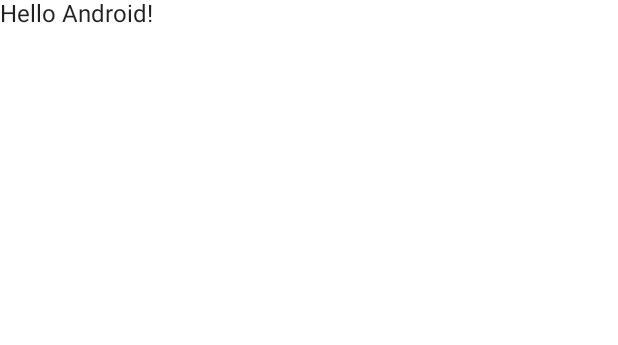
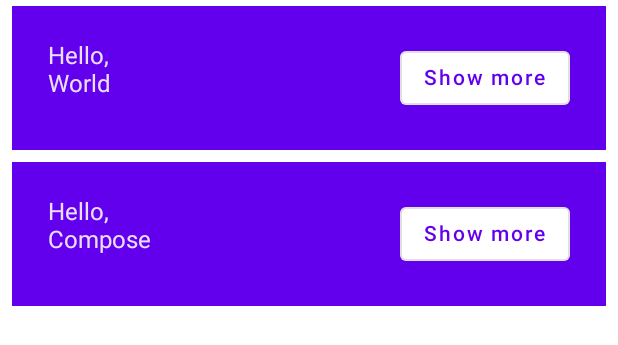
Before and after one commit to selivanovi/compose, an Android app built with Jetpack Compose: the @Preview function DefaultPreview, on a phone screen of 412 x 824 dp. Shown: the top 345 px of the screen. Run offline under Robolectric (Android 15) with nearby library versions, the phone set to English and light mode, and no system bars.

Commit message:
state in compose

```diff
--- a/basics/app/src/main/java/com/example/basics/MainActivity.kt
+++ b/basics/app/src/main/java/com/example/basics/MainActivity.kt
@@ -3,11 +3,20 @@ package com.example.basics
 import android.os.Bundle
 import androidx.activity.ComponentActivity
 import androidx.activity.compose.setContent
+import androidx.compose.foundation.layout.Column
+import androidx.compose.foundation.layout.Row
+import androidx.compose.foundation.layout.fillMaxWidth
+import androidx.compose.foundation.layout.padding
 import androidx.compose.material.MaterialTheme
+import androidx.compose.material.OutlinedButton
 import androidx.compose.material.Surface
 import androidx.compose.material.Text
 import androidx.compose.runtime.Composable
+import androidx.compose.runtime.mutableStateOf
+import androidx.compose.runtime.remember
+import androidx.compose.ui.Modifier
 import androidx.compose.ui.tooling.preview.Preview
+import androidx.compose.ui.unit.dp
 import com.example.basics.ui.theme.BasicsTheme
 
 class MainActivity : ComponentActivity() {
@@ -17,7 +26,7 @@ class MainActivity : ComponentActivity() {
             BasicsTheme {
                 // A surface container using the 'background' color from the theme
                 Surface(color = MaterialTheme.colors.background) {
-                    Greeting("Android")
+                    MyApp()
                 }
             }
         }
@@ -25,14 +34,54 @@ class MainActivity : ComponentActivity() {
 }
 
 @Composable
-fun Greeting(name: String) {
-    Text(text = "Hello $name!")
+private fun MyApp(names: List<String> = listOf("World", "Compose")) {
+    Column {
+        for (name in names) {
+            Greeting(name = name)
+        }
+    }
 }
 
-@Preview(showBackground = true)
+@Composable
+fun Greeting(name: String) {
+    val expanded = remember {
+        mutableStateOf(false)
+    }
+
+   val extraPadding = if (expanded.value) 48.dp else 0.dp
+
+    Surface(
+        color = MaterialTheme.colors.primary,
+        modifier = Modifier.padding(vertical = 4.dp, horizontal = 8.dp)
+    ) {
+        Row(
+            modifier = Modifier
+                .fillMaxWidth()
+                .padding(24.dp)
+        ) {
+            Column(modifier = Modifier.weight(1f).padding(bottom = extraPadding)) {
+                Text(text = "Hello, ")
+                Text(text = name)
+            }
+            OutlinedButton(
+                onClick = {
+                    expanded.value = !expanded.value
+                }
+            ) {
+                Text(if (expanded.value) "Show less" else "Show more")
+            }
+        }
+    }
+}
+
+@Preview(
+    showBackground = true,
+    name = "Text preview",
+    widthDp = 320
+)
 @Composable
 fun DefaultPreview() {
     BasicsTheme {
-        Greeting("Android")
+        MyApp()
     }
 }
```
